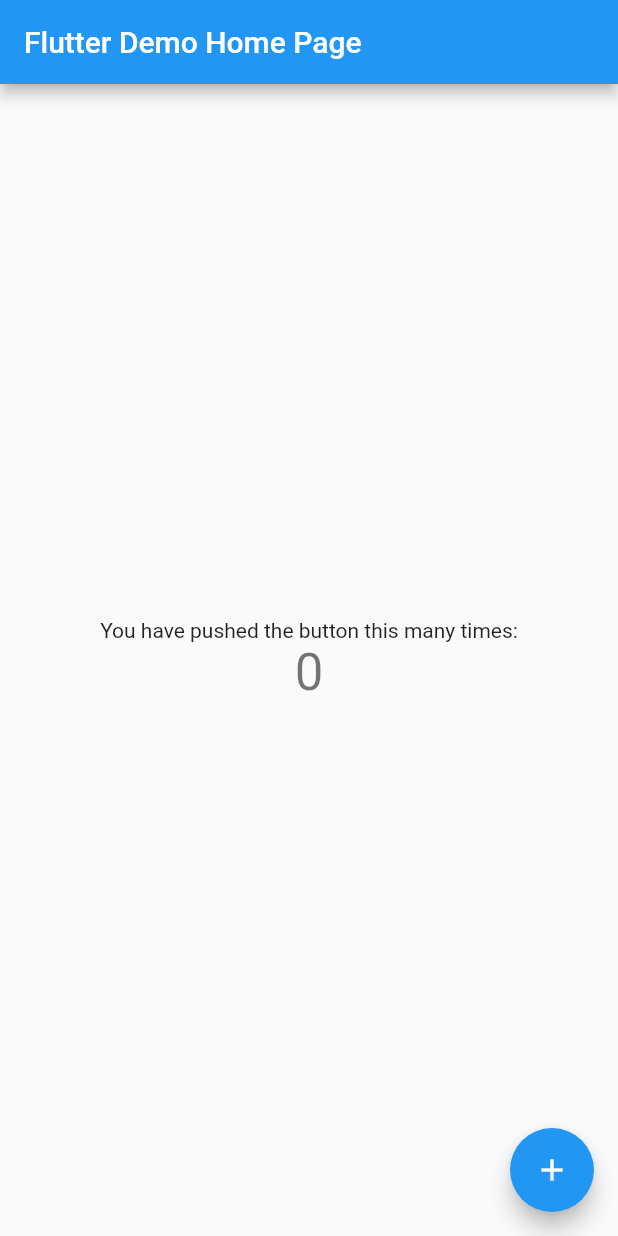
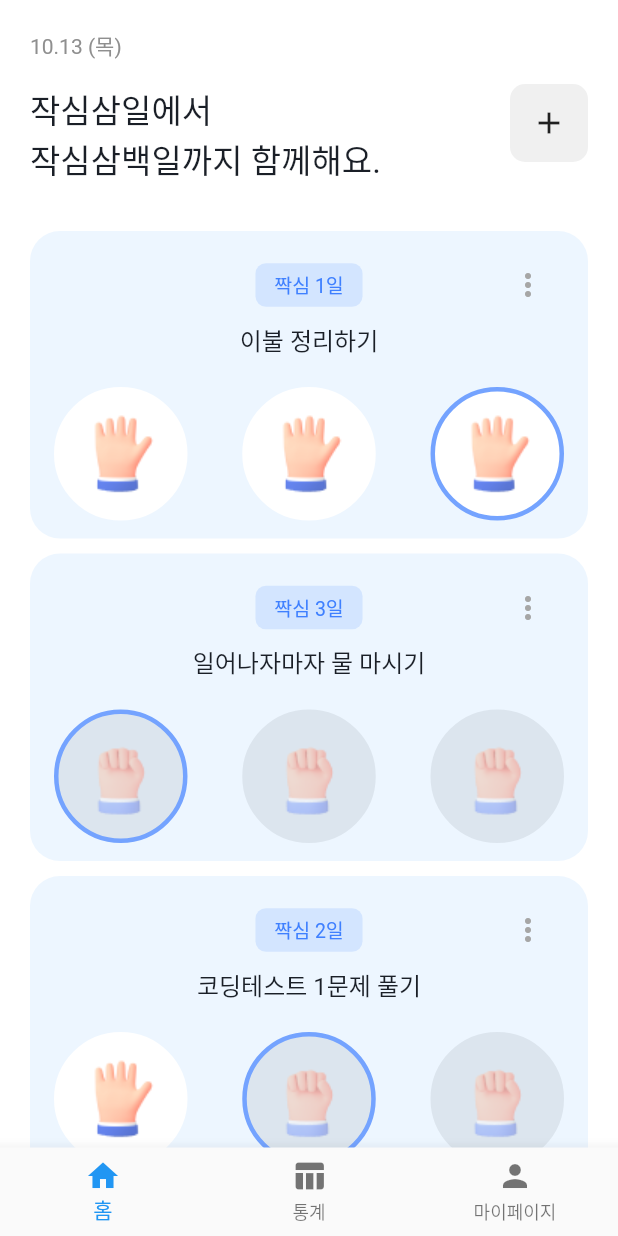
Before and after one commit to depromeet12th/three-days-flutter-archived, a Flutter app: the screen it shows after launch, on a phone screen of 412 x 824 dp. Run offline on Flutter 3.47's test engine with Material 2 defaults, Android fonts, the phone set to English and light mode, and no system bars; our stand-ins replace firebase_core, flutter_dotenv; accounts and stored records are empty.

Commit message:
feat: 짝심 목표 목록 페이지 추가 (#2)
* feat: 할일 목록 페이지 추가

* feat: modal dialog 추가

* feat: 목표 생성하기 페이지 추가

* config: 테스터 그룹 추가

* config: signing key 관련 설정 변경

* config: 빌드 버전 변경

* config: 테스트 기기 UDID 등록 및 빌드 버전 변경

* refactor: goal 로 이름 변경

* feat: 짝심목표 0개인 경우 화면 추가

* feat: 짝심 목표 1개 이상인 경우 화면 추가

* feat: 스크롤뷰 잘리지 않도록 변경

* feat: bottom navigation bar 추가

```diff
--- /dev/null
+++ b/lib/goal/goal.dart
@@ -0,0 +1,45 @@
+class Goal {
+  final String title;
+  final int days;
+  /// 0,1,2 중에 오늘 몇번째 짝! 누를수 있는지
+  int clapIndex;
+  /// 오늘꺼 눌렀는지 아닌지
+  bool clapChecked;
+
+  Goal({
+    required this.title,
+    required this.days,
+    this.clapIndex = 0,
+    this.clapChecked = false,
+  });
+
+  /// index: 0,1,2 위젯 중에 몇번째 인덱스 위젯인지
+  bool isChecked(int index) {
+    if (clapIndex > index) {
+      return true;
+    }
+    if (clapIndex == index) {
+      return clapChecked;
+    }
+    // clapIndex < index 는 아직 도래하지않은 짝! 이므로 무조건 false
+    return false;
+  }
+
+  /// index: 0,1,2 위젯 중에 몇번째 인덱스 위젯인지
+  bool isFocused(int index) {
+    return clapIndex == index;
+  }
+
+  void setChecked() {
+    clapChecked = true;
+  }
+
+  void setUnchecked() {
+    clapChecked = false;
+  }
+
+  @override
+  String toString() {
+    return 'Goal{title: $title, days: $days, clapIndex: $clapIndex, clapChecked: $clapChecked}';
+  }
+}
--- /dev/null
+++ b/lib/goal/goal_list_page.dart
@@ -0,0 +1,152 @@
+import 'package:flutter/material.dart';
+import 'package:three_days/goal/goal.dart';
+import 'package:three_days/goal/goal_widget.dart';
+import 'package:three_days/goal/initial_goal_widget.dart';
+
+class GoalListPage extends StatelessWidget {
+  const GoalListPage({super.key});
+
+  @override
+  Widget build(BuildContext context) {
+    // final List<Goal> goals = [];
+    final List<Goal> goals = [
+      Goal(title: '이불 정리하기', days: 1, clapIndex: 2, clapChecked: true),
+      Goal(
+        title: '일어나자마자 물 마시기',
+        days: 3,
+      ),
+      Goal(
+        title: '코딩테스트 1문제 풀기',
+        days: 2,
+        clapIndex: 1,
+      ),
+      Goal(
+        title: '샐러드 먹기',
+        days: 10,
+      ),
+    ];
+
+    return SafeArea(
+      child: Scaffold(
+        body: Container(
+          color: const Color.fromRGBO(0xFF, 0xFF, 0xFF, 1.0),
+          child: Padding(
+            padding: const EdgeInsets.only(
+              top: 20.0,
+              left: 20.0,
+              right: 20.0,
+            ),
+            child: Column(
+              crossAxisAlignment: CrossAxisAlignment.start,
+              children: [
+                Column(
+                  crossAxisAlignment: CrossAxisAlignment.start,
+                  children: [
+                    // TODO: 현재 날짜
+                    // TODO: Formatting
+                    const Text(
+                      '10.13 (목)',
+                      style: TextStyle(
+                        color: Color.fromRGBO(0x8F, 0x8F, 0x8F, 1.0),
+                        fontSize: 14,
+                      ),
+                    ),
+                    const SizedBox(
+                      height: 15,
+                    ),
+                    Row(
+                      crossAxisAlignment: CrossAxisAlignment.start,
+                      children: _getTitleRowWidgets(context, goals),
+                    ),
+                  ],
+                ),
+                const SizedBox(height: 32),
+                Expanded(
+                  child: _getGoals(goals),
+                ),
+              ],
+            ),
+          ),
+        ),
+        bottomNavigationBar: BottomNavigationBar(
+          items: const [
+            BottomNavigationBarItem(
+              icon: Icon(Icons.home),
+              label: '홈',
+            ),
+            BottomNavigationBarItem(
+              icon: Icon(Icons.table_chart_rounded),
+              label: '통계',
+            ),
+            BottomNavigationBarItem(
+              icon: Icon(Icons.person),
+              label: '마이페이지',
+            ),
+          ],
+          onTap: (value) {
+            switch (value) {
+              case 0:
+                break;
+              case 1:
+                Navigator.of(context).pushReplacementNamed('/statistics');
+                break;
+              case 2:
+                Navigator.of(context).pushReplacementNamed('/mypage');
+                break;
+            }
+          },
+        ),
+      ),
+    );
+  }
+
+  List<Widget> _getTitleRowWidgets(BuildContext context, List<Goal> goals) {
+    List<Widget> widgets = [
+      const Text(
+        '작심삼일에서\n작심삼백일까지 함께해요.',
+        style: TextStyle(
+          color: Color.fromRGBO(0x1A, 0x1F, 0x27, 1.0),
+          fontSize: 22,
+        ),
+      )
+    ];
+
+    if (goals.isNotEmpty) {
+      widgets.add(const Spacer());
+      widgets.add(
+        GestureDetector(
+          onTapUp: (_) {
+            Navigator.of(context).pushNamed('/goal/add');
+          },
+          child: Container(
+            decoration: BoxDecoration(
+              borderRadius: BorderRadius.circular(10.0),
+              color: const Color.fromRGBO(0xF0, 0xF0, 0xF0, 1.0),
+            ),
+            child: const Padding(
+              padding: EdgeInsets.all(14.0),
+              child: Icon(Icons.add),
+            ),
+          ),
+        ),
+      );
+    }
+    return widgets;
+  }
+
+  Widget _getGoals(List<Goal> goals) {
+    if (goals.isEmpty) {
+      return const InitialGoal();
+    } else {
+      return ListView.separated(
+        scrollDirection: Axis.vertical,
+        shrinkWrap: true,
+        itemCount: goals.length,
+        itemBuilder: (BuildContext context, int index) =>
+            GoalWidget(goal: goals[index]),
+        separatorBuilder: (BuildContext context, int index) =>
+            const SizedBox(height: 10),
+      );
+    }
+  }
+}
--- /dev/null
+++ b/lib/goal/goal_widget.dart
@@ -0,0 +1,182 @@
+import 'package:flutter/material.dart';
+import 'package:three_days/goal/goal.dart';
+
+class GoalWidget extends StatefulWidget {
+  const GoalWidget({
+    super.key,
+    required this.goal,
+  });
+
+  final Goal goal;
+
+  @override
+  State<StatefulWidget> createState() {
+    return _GoalWidgetState();
+  }
+}
+
+class _GoalWidgetState extends State<GoalWidget> {
+  late Goal goal;
+
+  @override
+  void initState() {
+    super.initState();
+    goal = widget.goal;
+  }
+
+  @override
+  Widget build(BuildContext context) {
+    return Container(
+      decoration: BoxDecoration(
+        borderRadius: BorderRadius.circular(20.0),
+        color: const Color.fromRGBO(0xED, 0xF6, 0xFF, 1.0),
+      ),
+      child: Padding(
+        padding: const EdgeInsets.symmetric(vertical: 12, horizontal: 16),
+        child: Column(
+          children: [
+            Row(
+              children: [
+                const Spacer(),
+                Container(
+                  decoration: BoxDecoration(
+                    borderRadius: BorderRadius.circular(7.0),
+                    color: const Color.fromRGBO(0xD3, 0xE5, 0xFF, 1.0),
+                  ),
+                  child: Padding(
+                    padding: const EdgeInsets.symmetric(
+                        vertical: 5.0, horizontal: 12.5),
+                    child: Text(
+                      '짝심 ${widget.goal.days}일',
+                      style: const TextStyle(
+                        color: Color.fromRGBO(0x3F, 0x80, 0xFF, 1.0),
+                        fontSize: 13,
+                      ),
+                    ),
+                  ),
+                ),
+                Expanded(
+                  flex: 1,
+                  child: Align(
+                    alignment: Alignment.centerRight,
+                    child: IconButton(
+                      onPressed: () {
+                        _showModalBottomSheet(context);
+                      },
+                      icon: const Icon(
+                        Icons.more_vert,
+                        color: Color.fromRGBO(0xA6, 0xA6, 0xA6, 1.0),
+                      ),
+                    ),
+                  ),
+                ),
+              ],
+            ),
+            Text(
+              widget.goal.title,
+              style: const TextStyle(
+                color: Color.fromRGBO(0x1A, 0x1F, 0x27, 1.0),
+                fontSize: 16,
+              ),
+            ),
+            const SizedBox(
+              height: 20,
+            ),
+            Row(
+              children: [
+                _clapWidget(
+                  checked: widget.goal.isChecked(0),
+                  focused: widget.goal.isFocused(0),
+                ),
+                const Spacer(),
+                _clapWidget(
+                  checked: widget.goal.isChecked(1),
+                  focused: widget.goal.isFocused(1),
+                ),
+                const Spacer(),
+                _clapWidget(
+                  checked: widget.goal.isChecked(2),
+                  focused: widget.goal.isFocused(2),
+                ),
+              ],
+            ),
+          ],
+        ),
+      ),
+    );
+  }
+
+  /// checked: 오늘꺼 체크 했는지
+  /// focused: 오늘껀지
+  Widget _clapWidget({
+    required bool checked,
+    bool focused = false,
+  }) {
+    final backgroundColor =
+        checked ? Colors.white : const Color.fromRGBO(220, 229, 238, 1.0);
+    return GestureDetector(
+      onTapUp: (details) {
+        if (!focused) {
+          return;
+        }
+        setState(() {
+          if (widget.goal.clapChecked) {
+            widget.goal.setUnchecked();
+          } else {
+            widget.goal.setChecked();
+          }
+        });
+      },
+      child: Container(
+        decoration: BoxDecoration(
+            shape: BoxShape.circle,
+            color: backgroundColor,
+            // XXX: 테두리가 안쪽으로 그려지지 않아서 선택되지 않은 항목은 배경색이랑 같은 테두리를 그림
+            border: Border.all(
+              color: focused
+                  ? const Color.fromRGBO(0x74, 0xA3, 0xFF, 1.0)
+                  : backgroundColor,
+              strokeAlign: BorderSide.strokeAlignInside,
+              width: 3.0,
+            )),
+        child: Padding(
+          padding: const EdgeInsets.all(9.0),
+          child: Image.asset(
+            checked ? 'images/clap_checked.png' : 'images/clap_unchecked.png',
+          ),
+        ),
+      ),
+    );
+  }
+
+  void _showModalBottomSheet(BuildContext context) {
+    showModalBottomSheet<void>(
+      context: context,
+      builder: (BuildContext context) {
+        return SizedBox(
+          height: 200,
+          child: Center(
+            child: Column(
+              mainAxisAlignment: MainAxisAlignment.center,
+              mainAxisSize: MainAxisSize.min,
+              children: [
+                GestureDetector(
+                  onTapUp: (_) {
+                    Navigator.of(context).pop();
+                  },
+                  child: const Text('삭제하기'),
+                ),
+                GestureDetector(
+                  onTapUp: (_) {
+                    Navigator.of(context).pop();
+                  },
+                  child: const Text('수정하기'),
+                ),
+              ],
+            ),
+          ),
+        );
+      },
+    );
+  }
+}
--- a/lib/main.dart
+++ b/lib/main.dart
@@ -3,6 +3,7 @@ import 'package:flutter/foundation.dart';
 import 'package:flutter_dotenv/flutter_dotenv.dart';
 
 import 'package:flutter/material.dart';
+import 'package:three_days/my_app.dart';
 
 void main() async {
   WidgetsFlutterBinding.ensureInitialized();
@@ -29,113 +30,3 @@ void main() async {
 
   runApp(const MyApp());
 }
-
-class MyApp extends StatelessWidget {
-  const MyApp({super.key});
-
-  // This widget is the root of your application.
-  @override
-  Widget build(BuildContext context) {
-    return MaterialApp(
-      title: 'Flutter Demo',
-      theme: ThemeData(
-        // This is the theme of your application.
-        //
-        // Try running your application with "flutter run". You'll see the
-        // application has a blue toolbar. Then, without quitting the app, try
-        // changing the primarySwatch below to Colors.green and then invoke
-        // "hot reload" (press "r" in the console where you ran "flutter run",
-        // or simply save your changes to "hot reload" in a Flutter IDE).
-        // Notice that the counter didn't reset back to zero; the application
-        // is not restarted.
-        primarySwatch: Colors.blue,
-      ),
-      home: const MyHomePage(title: 'Flutter Demo Home Page'),
-    );
-  }
-}
-
-class MyHomePage extends StatefulWidget {
-  const MyHomePage({super.key, required this.title});
-
-  // This widget is the home page of your application. It is stateful, meaning
-  // that it has a State object (defined below) that contains fields that affect
-  // how it looks.
-
-  // This class is the configuration for the state. It holds the values (in this
-  // case the title) provided by the parent (in this case the App widget) and
-  // used by the build method of the State. Fields in a Widget subclass are
-  // always marked "final".
-
-  final String title;
-
-  @override
-  State<MyHomePage> createState() => _MyHomePageState();
-}
-
-class _MyHomePageState extends State<MyHomePage> {
-  int _counter = 0;
-
-  void _incrementCounter() {
-    setState(() {
-      // This call to setState tells the Flutter framework that something has
-      // changed in this State, which causes it to rerun the build method below
-      // so that the display can reflect the updated values. If we changed
-      // _counter without calling setState(), then the build method would not be
-      // called again, and so nothing would appear to happen.
-      _counter++;
-    });
-  }
-
-  @override
-  Widget build(BuildContext context) {
-    // This method is rerun every time setState is called, for instance as done
-    // by the _incrementCounter method above.
-    //
-    // The Flutter framework has been optimized to make rerunning build methods
-    // fast, so that you can just rebuild anything that needs updating rather
-    // than having to individually change instances of widgets.
-    return Scaffold(
-      appBar: AppBar(
-        // Here we take the value from the MyHomePage object that was created by
-        // the App.build method, and use it to set our appbar title.
-        title: Text(widget.title),
-      ),
-      body: Center(
-        // Center is a layout widget. It takes a single child and positions it
-        // in the middle of the parent.
-        child: Column(
-          // Column is also a layout widget. It takes a list of children and
-          // arranges them vertically. By default, it sizes itself to fit its
-          // children horizontally, and tries to be as tall as its parent.
-          //
-          // Invoke "debug painting" (press "p" in the console, choose the
-          // "Toggle Debug Paint" action from the Flutter Inspector in Android
-          // Studio, or the "Toggle Debug Paint" command in Visual Studio Code)
-          // to see the wireframe for each widget.
-          //
-          // Column has various properties to control how it sizes itself and
-          // how it positions its children. Here we use mainAxisAlignment to
-          // center the children vertically; the main axis here is the vertical
-          // axis because Columns are vertical (the cross axis would be
-          // horizontal).
-          mainAxisAlignment: MainAxisAlignment.center,
-          children: <Widget>[
-            const Text(
-              'You have pushed the button this many times:',
-            ),
-            Text(
-              '$_counter',
-              style: Theme.of(context).textTheme.headlineMedium,
-            ),
-          ],
-        ),
-      ),
-      floatingActionButton: FloatingActionButton(
-        onPressed: _incrementCounter,
-        tooltip: 'Increment',
-        child: const Icon(Icons.add),
-      ), // This trailing comma makes auto-formatting nicer for build methods.
-    );
-  }
-}
--- /dev/null
+++ b/lib/my_app.dart
@@ -0,0 +1,44 @@
+import 'package:flutter/material.dart';
+import 'package:three_days/goal/goal_add_page.dart';
+import 'package:three_days/goal/goal_list_page.dart';
+import 'package:three_days/mypage_page.dart';
+import 'package:three_days/statistics_page.dart';
+
+class MyApp extends StatelessWidget {
+  const MyApp({super.key});
+
+  // This widget is the root of your application.
+  @override
+  Widget build(BuildContext context) {
+    return MaterialApp(
+      title: 'Flutter Demo',
+      theme: ThemeData(
+        // This is the theme of your application.
+        //
+        // Try running your application with "flutter run". You'll see the
+        // application has a blue toolbar. Then, without quitting the app, try
+        // changing the primarySwatch below to Colors.green and then invoke
+        // "hot reload" (press "r" in the console where you ran "flutter run",
+        // or simply save your changes to "hot reload" in a Flutter IDE).
+        // Notice that the counter didn't reset back to zero; the application
+        // is not restarted.
+        primarySwatch: Colors.blue,
+        scaffoldBackgroundColor: Colors.white,
+        appBarTheme: const AppBarTheme(
+          elevation: 0.0,
+          backgroundColor: Colors.white,
+          titleTextStyle: TextStyle(
+            color: Color.fromRGBO(0x1A, 0x1F, 27, 1.0),
+          ),
+        )
+      ),
+      initialRoute: '/goal/list',
+      routes: {
+        '/goal/list': (context) => const GoalListPage(),
+        '/goal/add': (context) => const GoalAddPage(),
+        '/statistics': (context) => const StatisticsPage(),
+        '/mypage': (context) => const MypagePage(),
+      },
+    );
+  }
+}
--- a/pubspec.yaml
+++ b/pubspec.yaml
@@ -17,7 +17,7 @@ publish_to: 'none' # Remove this line if you wish to publish to pub.dev
 # https://developer.apple.com/library/archive/documentation/General/Reference/InfoPlistKeyReference/Articles/CoreFoundationKeys.html
 # In Windows, build-name is used as the major, minor, and patch parts
 # of the product and file versions while build-number is used as the build suffix.
-version: 1.0.0+1
+version: 1.0.0+2
 
 environment:
   sdk: '>=2.19.0-255.2.beta <3.0.0'
@@ -67,6 +67,9 @@ flutter:
   #   - images/a_dot_ham.jpeg
   assets:
     - .env
+    - images/clap_checked.png
+    - images/clap_unchecked.png
+    - images/initial_clap.png
 
   # An image asset can refer to one or more resolution-specific "variants", see
   # https://flutter.dev/assets-and-images/#resolution-aware
```
Also changed, not shown: lib/goal/goal_add_page.dart (added, +51 -0 lines), lib/goal/initial_goal_widget.dart (added, +51 -0 lines), lib/mypage_page.dart (added, +45 -0 lines), lib/statistics_page.dart (added, +45 -0 lines), images/clap_checked.png (added), images/clap_unchecked.png (added), images/initial_clap.png (added), 5 other files.
